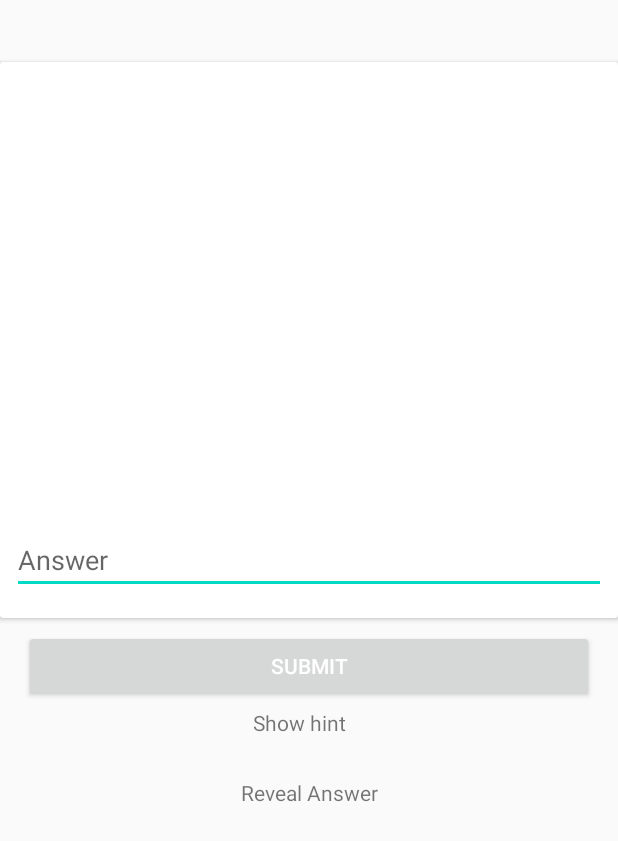
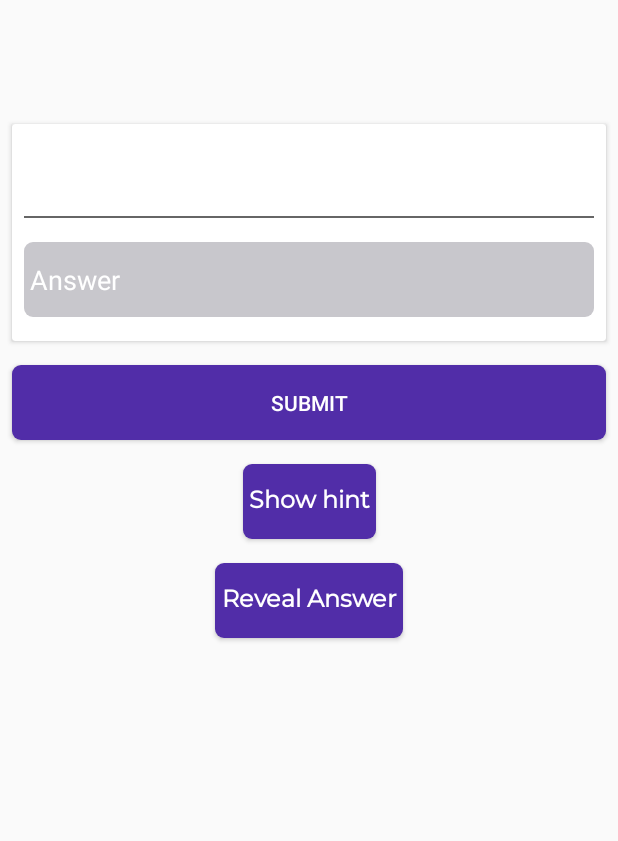
Before and after one commit to prashant564/Quizikal, an Android app: the layout activity_answer.xml on its own in the app's theme, with its tools: preview values and no code run, on a phone screen of 412 x 824 dp. Shown: the top 841 px of the screen. Run offline under Robolectric (Android 15) with nearby library versions, the phone set to English and light mode, and no system bars.

Commit message:
UI changes and refactoring

```diff
--- a/app/src/main/java/com/example/quizzio/views/activities/SplashActivity.kt
+++ b/app/src/main/java/com/example/quizzio/views/activities/SplashActivity.kt
@@ -4,6 +4,7 @@ import android.content.Intent
 import androidx.appcompat.app.AppCompatActivity
 import android.os.Bundle
 import android.os.Handler
+import com.example.quizzio.R
 import com.google.firebase.auth.FirebaseAuth
 
 class SplashActivity : AppCompatActivity() {
@@ -20,6 +21,6 @@ class SplashActivity : AppCompatActivity() {
             }
             startActivity(intent)
             finish()
-        },100)
+        },300)
     }
 }
--- /dev/null
+++ b/app/src/main/res/drawable/background_splash.xml
@@ -0,0 +1,7 @@
+<?xml version="1.0" encoding="utf-8"?>
+<layer-list xmlns:android="http://schemas.android.com/apk/res/android">
+    <item android:drawable="@android:color/white"/>
+    <item android:gravity="center">
+        <bitmap android:gravity="center"  android:src="@drawable/quiz"/>
+    </item>
+</layer-list>
--- /dev/null
+++ b/app/src/main/res/drawable/et_rectangle.xml
@@ -0,0 +1,3 @@
+<shape android:shape="rectangle" xmlns:android="http://schemas.android.com/apk/res/android">
+    <corners android:radius="6dp"/>
+</shape>
--- a/app/src/main/res/layout/activity_answer.xml
+++ b/app/src/main/res/layout/activity_answer.xml
@@ -30,8 +30,10 @@
         <androidx.cardview.widget.CardView
             android:id="@+id/cardView"
             android:layout_width="match_parent"
-            android:layout_height="0dp"
-            app:layout_constraintBottom_toTopOf="@+id/guideline5"
+            android:layout_height="wrap_content"
+            android:layout_marginStart="8dp"
+            android:layout_marginEnd="8dp"
+            android:elevation="4dp"
             app:layout_constraintEnd_toStartOf="@+id/endguideline"
             app:layout_constraintStart_toStartOf="@+id/startguideline"
             app:layout_constraintTop_toTopOf="@+id/guideline3">
@@ -42,26 +44,52 @@
 
                 <TextView
                     android:id="@+id/tv_ques"
+                    style="@style/tv_main_subtitle"
                     android:layout_width="0dp"
                     android:layout_height="wrap_content"
+                    android:layout_marginStart="8dp"
                     android:layout_marginTop="16dp"
+                    android:layout_marginEnd="8dp"
+                    android:textColor="@android:color/black"
+                    android:textSize="20sp"
+                    android:textStyle="bold"
                     app:layout_constraintEnd_toEndOf="parent"
                     app:layout_constraintStart_toStartOf="parent"
                     app:layout_constraintTop_toTopOf="parent" />
 
+                <View
+                    android:id="@+id/divider"
+                    android:layout_width="match_parent"
+                    android:layout_height="1.5dp"
+                    android:layout_marginStart="8dp"
+                    android:layout_marginTop="16dp"
+                    android:layout_marginEnd="8dp"
+                    android:background="@color/tv_colo_grey_2"
+                    app:layout_constraintEnd_toEndOf="parent"
+                    app:layout_constraintStart_toStartOf="parent"
+                    app:layout_constraintTop_toBottomOf="@+id/tv_ques" />
+
                 <EditText
                     android:id="@+id/editText"
                     android:layout_width="0dp"
-                    android:layout_height="wrap_content"
+                    android:layout_height="50dp"
                     android:layout_marginStart="8dp"
+                    android:layout_marginTop="16dp"
                     android:layout_marginEnd="8dp"
                     android:layout_marginBottom="16dp"
+                    android:background="@drawable/et_rectangle"
+                    android:backgroundTint="@color/tv_color_grey4"
+                    android:elevation="6dp"
                     android:ems="10"
                     android:hint="@string/answer"
-                    android:inputType="textPersonName"
+                    android:inputType="text"
+                    android:paddingLeft="4dp"
+                    android:textColor="@android:color/white"
+                    android:textColorHint="@android:color/white"
                     app:layout_constraintBottom_toBottomOf="parent"
                     app:layout_constraintEnd_toEndOf="parent"
-                    app:layout_constraintStart_toStartOf="parent" />
+                    app:layout_constraintStart_toStartOf="parent"
+                    app:layout_constraintTop_toBottomOf="@+id/divider" />
             </androidx.constraintlayout.widget.ConstraintLayout>
 
         </androidx.cardview.widget.CardView>
@@ -71,15 +99,15 @@
             android:layout_width="wrap_content"
             android:layout_height="wrap_content"
             android:orientation="horizontal"
-            app:layout_constraintGuide_percent="0.05" />
+            app:layout_constraintGuide_percent="0.1" />
 
         <Button
             android:id="@+id/btn_submit"
+            style=""
             android:layout_width="0dp"
-            android:layout_height="wrap_content"
-            android:layout_marginStart="8dp"
-            android:layout_marginTop="8dp"
-            android:layout_marginEnd="8dp"
+            android:layout_height="50dp"
+            android:layout_marginTop="16dp"
+            android:background="@drawable/button_rectangular"
             android:text="@string/submit"
             android:textColor="@android:color/white"
             app:layout_constraintEnd_toStartOf="@+id/endguideline"
@@ -87,13 +115,15 @@
             app:layout_constraintStart_toStartOf="@+id/startguideline"
             app:layout_constraintTop_toBottomOf="@+id/cardView" />
 
-        <TextView
-            android:id="@+id/tv_show_hint"
-            android:layout_width="75dp"
-            android:layout_height="0dp"
-            android:layout_marginTop="4dp"
+        <Button
+            android:id="@+id/btn_show_hint"
+            style="@style/btn_show_style"
+            android:layout_width="wrap_content"
+            android:layout_height="50dp"
+            android:layout_marginTop="16dp"
             android:text="@string/show_hint"
             android:visibility="visible"
+            android:background="@drawable/button_rectangular"
             app:layout_constraintEnd_toStartOf="@+id/endguideline"
             app:layout_constraintStart_toStartOf="@+id/startguideline"
             app:layout_constraintTop_toBottomOf="@+id/btn_submit" />
@@ -103,18 +133,25 @@
             android:layout_width="wrap_content"
             android:layout_height="wrap_content"
             android:layout_marginTop="4dp"
-            android:visibility="visible"
+            style="@style/tv_main_subtitle"
+            android:textStyle="bold"
+            android:textSize="18sp"
+            android:elevation="4dp"
+            android:visibility="gone"
+            android:textColor="@android:color/black"
             app:layout_constraintEnd_toStartOf="@+id/endguideline"
             app:layout_constraintStart_toStartOf="@+id/startguideline"
-            app:layout_constraintTop_toBottomOf="@+id/tv_show_hint" />
+            app:layout_constraintTop_toBottomOf="@+id/btn_show_hint" />
 
-        <TextView
-            android:id="@+id/tv_show_answer"
+        <Button
+            android:id="@+id/btn_show_answer"
+            style="@style/btn_show_style"
             android:layout_width="wrap_content"
-            android:layout_height="wrap_content"
-            android:layout_marginTop="4dp"
+            android:layout_height="50dp"
+            android:layout_marginTop="16dp"
             android:text="@string/reveal_answer"
             android:visibility="visible"
+            android:background="@drawable/button_rectangular"
             app:layout_constraintEnd_toStartOf="@+id/endguideline"
             app:layout_constraintStart_toStartOf="@+id/startguideline"
             app:layout_constraintTop_toBottomOf="@+id/tv_hint" />
@@ -125,10 +162,15 @@
             android:layout_height="wrap_content"
             android:layout_marginTop="4dp"
             android:text=""
-            android:visibility="visible"
+            style="@style/tv_main_subtitle"
+            android:textStyle="bold"
+            android:textSize="18sp"
+            android:elevation="4dp"
+            android:visibility="gone"
+            android:textColor="@android:color/black"
             app:layout_constraintEnd_toStartOf="@+id/endguideline"
             app:layout_constraintStart_toStartOf="@+id/startguideline"
-            app:layout_constraintTop_toBottomOf="@+id/tv_show_answer" />
+            app:layout_constraintTop_toBottomOf="@+id/btn_show_answer" />
 
         <androidx.constraintlayout.widget.Guideline
             android:id="@+id/guideline5"
--- a/app/src/main/res/values/colors.xml
+++ b/app/src/main/res/values/colors.xml
@@ -3,6 +3,7 @@
     <color name="colorPrimary">#6200EE</color>
     <color name="colorPrimaryDark">#3700B3</color>
     <color name="colorAccent">#03DAC5</color>
+    <color name="tv_color_grey4">#C8C7CC</color>
 
     // Category
     <color name="entertainment">#E91E63</color>
@@ -20,4 +21,5 @@
     <color name="art_and_literature">#512DA8</color>
     <color name="tech_and_video_games">#1DA427</color>
     <color name="mathematics">#FCAF45</color>
+    <color name="tv_colo_grey_2">#666666</color>
 </resources>
--- a/app/src/main/res/values/strings.xml
+++ b/app/src/main/res/values/strings.xml
@@ -1,5 +1,5 @@
 <resources>
-    <string name="app_name">Quizzio</string>
+    <string name="app_name">Quizikal</string>
     <string name="something_went_wrong">Something went wrong. Please try after some time</string>
 
     // Category
@@ -26,5 +26,6 @@
     <string name="submit">Submit</string>
     <string name="show_hint">Show hint</string>
     <string name="reveal_answer">Reveal Answer</string>
+    <string name="categories">Categories</string>
 
 </resources>
--- a/app/src/main/res/values/styles.xml
+++ b/app/src/main/res/values/styles.xml
@@ -1,6 +1,11 @@
 <resources>
 
     <!-- Base application theme. -->
+
+    <style name="SplashTheme" parent="Theme.AppCompat.NoActionBar">
+        <item name="android:windowBackground">@drawable/background_splash</item>
+    </style>
+
     <style name="AppTheme" parent="Theme.AppCompat.Light.DarkActionBar">
         <!-- Customize your theme here. -->
         <item name="colorPrimary">@color/colorPrimary</item>
@@ -35,4 +40,15 @@
         <item name="android:textColor">@android:color/white</item>
     </style>
 
+    <style name="btn_show_style" parent="MontserratTextView">
+        <item name="android:textColor">@android:color/white</item>
+        <item name="android:textSize">16sp</item>
+        <item name="android:textStyle">bold</item>
+        <item name="android:paddingLeft">4dp</item>
+        <item name="android:paddingRight">4dp</item>
+        <item name="android:elevation">4dp</item>
+    </style>
+
+
+
 </resources>
```
Also changed, not shown: app/src/main/AndroidManifest.xml (+8 -3 lines), app/src/main/java/com/example/quizzio/views/activities/AnswerActivity.kt (+44 -13 lines), app/src/main/java/com/example/quizzio/views/activities/DetailActivity.kt (+25 -0 lines), app/src/main/res/drawable/btn_round.xml (+7 -2 lines), app/src/main/res/layout/activity_detail.xml (+16 -7 lines), app/src/main/res/layout/activity_main.xml (+9 -5 lines), app/src/main/res/layout/activity_splash.xml (added, +22 -0 lines), app/src/main/res/drawable-v24/quiz.png (added).
